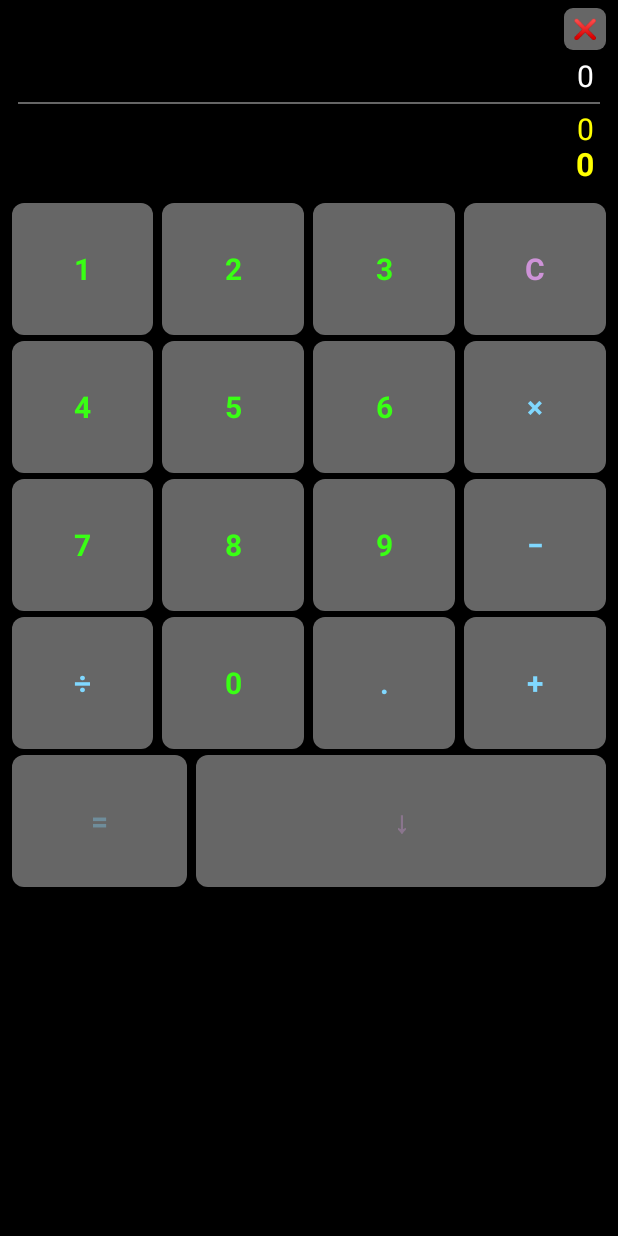
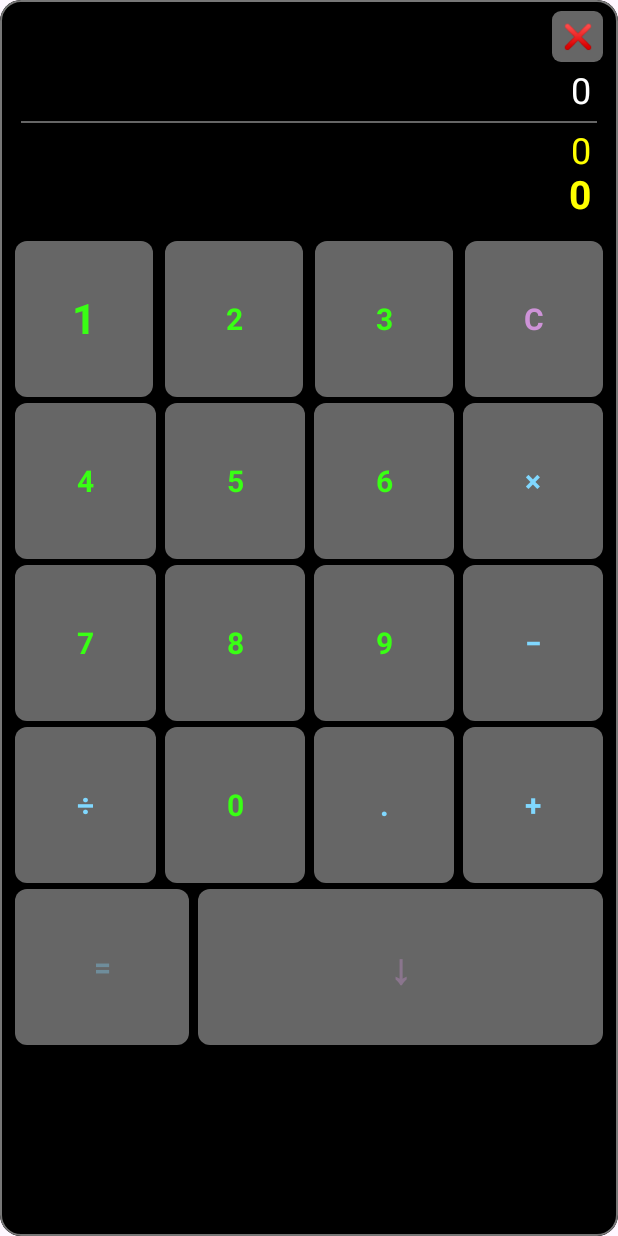
Before and after one commit to suarezlopezmaykel-wq/Calculadora-Acumulativa, an Android app built with Jetpack Compose: the composable TopCalculatorPanel shown on its own in the app's theme, on a phone screen of 412 x 824 dp. Run offline under Robolectric (Android 15) with nearby library versions, the phone set to English and light mode, and no system bars; 3 statements that could not run were skipped.

Commit message:
Añadir marco exterior y ampliar calculadora

```diff
--- a/app/src/main/java/com/calculadora/acumulativa/ui/components/TopCalculatorPanel.kt
+++ b/app/src/main/java/com/calculadora/acumulativa/ui/components/TopCalculatorPanel.kt
@@ -1,6 +1,7 @@
 package com.calculadora.acumulativa.ui.components
 
 import androidx.compose.foundation.background
+import androidx.compose.foundation.border
 import androidx.compose.foundation.clickable
 import androidx.compose.foundation.layout.Arrangement
 import androidx.compose.foundation.layout.Box
@@ -40,41 +41,41 @@ fun TopCalculatorPanel(
     onShortDeleteClick: () -> Unit,
     onResetAllClick: () -> Unit,
     onSaveResultClick: (String) -> Unit,
-    onAccumulatorOperatorClick: (String) -> Unit,
-    onAccumulatorEqualsClick: () -> Unit,
     onExitClick: () -> Unit,
     modifier: Modifier = Modifier
 ) {
     BoxWithConstraints(
         modifier = modifier
             .fillMaxSize()
+            .clip(RoundedCornerShape(14.dp))
             .background(Color.Black)
+            .border(1.dp, Color(0xFF777777), RoundedCornerShape(14.dp))
     ) {
         // Let the keypad grow with the usable phone height, while keeping
         // each key large enough to tap comfortably on compact devices.
-        val keyHeight = ((maxHeight - 220.dp) / 5f).coerceIn(48.dp, 88.dp)
+        val keyHeight = ((maxHeight - 205.dp) / 5f).coerceIn(56.dp, 104.dp)
 
         Column(
             modifier = Modifier
                 .fillMaxSize()
-                .padding(horizontal = 8.dp, vertical = 4.dp)
+                .padding(horizontal = 10.dp, vertical = 6.dp)
         ) {
             Row(
                 modifier = Modifier
                     .fillMaxWidth()
-                    .height(30.dp),
+                    .height(36.dp),
                 horizontalArrangement = Arrangement.End,
                 verticalAlignment = Alignment.CenterVertically
             ) {
                 Box(
                     modifier = Modifier
-                        .size(28.dp)
+                        .size(34.dp)
                         .clip(RoundedCornerShape(6.dp))
                         .background(Color(0xFF666666))
                         .clickable { onExitClick() },
                     contentAlignment = Alignment.Center
                 ) {
-                    Text(text = "❌", color = Color.Red, fontSize = 13.sp)
+                    Text(text = "❌", color = Color.Red, fontSize = 16.sp)
                 }
             }
 
@@ -89,7 +90,7 @@ fun TopCalculatorPanel(
                         state.expression.ifBlank { "0" }
                     ),
                     color = Color.White,
-                    fontSize = 20.sp,
+                    fontSize = 24.sp,
                     maxLines = 1,
                     overflow = TextOverflow.Ellipsis,
                     textAlign = TextAlign.End,
@@ -106,7 +107,7 @@ fun TopCalculatorPanel(
                     Text(
                         text = resultDisplay,
                         color = Color.White,
-                        fontSize = 23.sp,
+                        fontSize = 28.sp,
                         fontWeight = FontWeight.Bold,
                         maxLines = 1,
                         overflow = TextOverflow.Ellipsis,
@@ -136,7 +137,7 @@ fun TopCalculatorPanel(
                         accumulatorState.expression.ifBlank { "0" }
                     ),
                     color = Color(0xFFFFFF00),
-                    fontSize = 20.sp,
+                    fontSize = 24.sp,
                     maxLines = 1,
                     overflow = TextOverflow.Ellipsis,
                     textAlign = TextAlign.End,
@@ -146,7 +147,7 @@ fun TopCalculatorPanel(
                     text = (accumulatorState.fixedTotal ?: accumulatorState.suggestedTotal ?: "0")
                         .let(CalculatorEngine::formatNumberForDisplay),
                     color = Color(0xFFFFFF00),
-                    fontSize = 21.sp,
+                    fontSize = 26.sp,
                     fontWeight = FontWeight.Bold,
                     maxLines = 1,
                     overflow = TextOverflow.Ellipsis,
@@ -155,20 +156,21 @@ fun TopCalculatorPanel(
                 )
             }
 
-            Spacer(modifier = Modifier.height(7.dp))
+            Spacer(modifier = Modifier.height(9.dp))
 
             Row(
                 modifier = Modifier.fillMaxWidth(),
-                horizontalArrangement = Arrangement.spacedBy(6.dp)
+                horizontalArrangement = Arrangement.spacedBy(8.dp)
             ) {
-                CalcButton("1", { onDigitClick("1") }, Modifier.weight(1f), GlassButtonStyle.NUMBER, height = keyHeight)
+                CalcButton("1", { onDigitClick("1") }, Modifier.weight(1f), GlassButtonStyle.NUMBER, height = keyHeight, fontSize = 28.sp)
                 CalcButton("2", { onDigitClick("2") }, Modifier.weight(1f), GlassButtonStyle.NUMBER, height = keyHeight)
                 CalcButton("3", { onDigitClick("3") }, Modifier.weight(1f), GlassButtonStyle.NUMBER, height = keyHeight)
                 CButton(
                     modifier = Modifier.weight(1f),
                     onShortClick = onShortDeleteClick,
                     onLongPress1Sec = onResetAllClick,
-                    height = keyHeight
+                    height = keyHeight,
+                    fontSize = 28.sp
                 )
             }
 
@@ -236,7 +238,7 @@ fun TopCalculatorPanel(
                     },
                     modifier = Modifier.weight(2.8f),
                     style = GlassButtonStyle.SAVE,
-                    fontSize = 20.sp,
+                    fontSize = 28.sp,
                     height = keyHeight,
                     enabled = canSave
                 )
```
